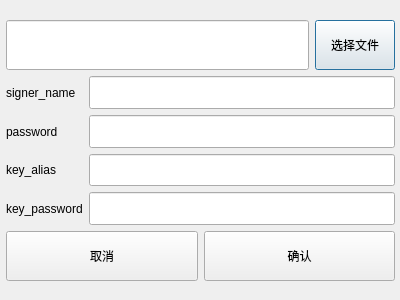
The window that res/ui/dialog_signer_config.ui (purejiang/BlankTool) describes before a commit, drawn with Qt 5.
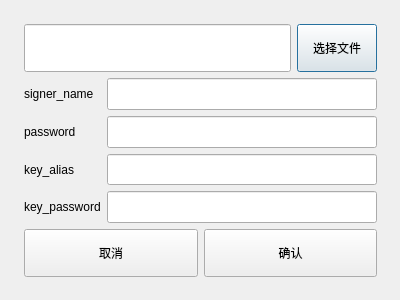
The same window after the commit.

The edit to the form file:
```diff
--- a/res/ui/dialog_signer_config.ui
+++ b/res/ui/dialog_signer_config.ui
@@ -27,16 +27,16 @@
      <number>6</number>
     </property>
     <property name="leftMargin">
-     <number>6</number>
+     <number>24</number>
     </property>
     <property name="topMargin">
-     <number>20</number>
+     <number>24</number>
     </property>
     <property name="rightMargin">
-     <number>6</number>
+     <number>24</number>
     </property>
     <property name="bottomMargin">
-     <number>20</number>
+     <number>24</number>
     </property>
     <item>
      <layout class="QHBoxLayout" name="horizontalLayout_5" stretch="4,1">
```
